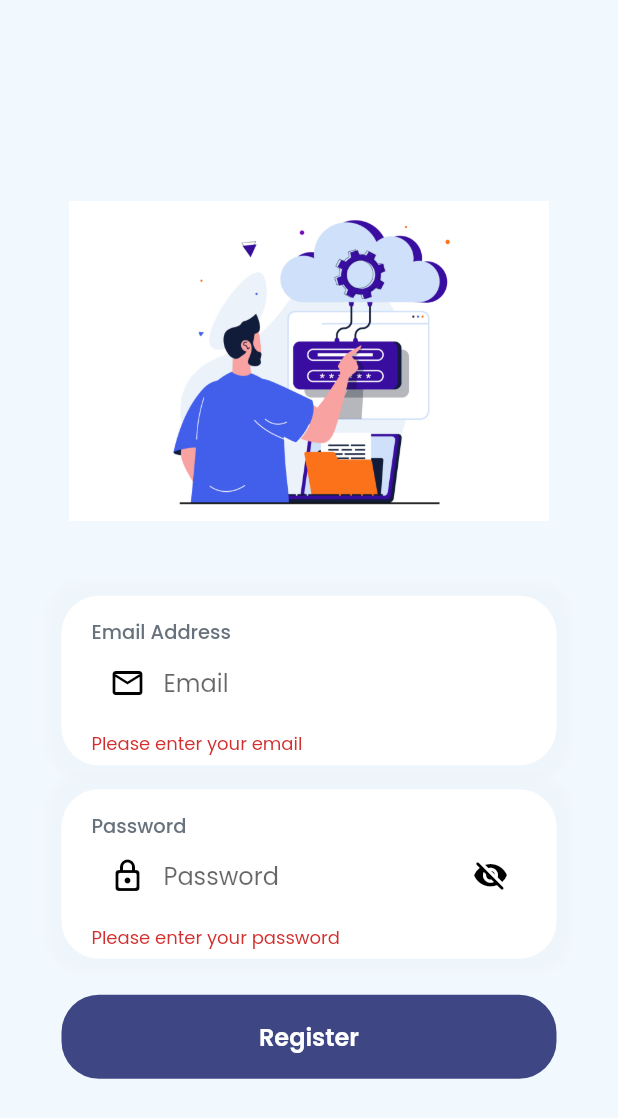
After one commit to spandan3001/event_manager_flutter, a Flutter app: the RegisterScreen screen opened directly, after a tap on "Register", on a phone screen of 412 x 824 dp. The commit adds this screen. Shown: the top 1118 px of the screen. Run offline on Flutter 3.47's test engine with Material 2 defaults, Android fonts, the phone set to English and light mode, and no system bars; our stand-ins replace curved_navigation_bar, firebase_auth, firebase_core, google_fonts, google_nav_bar; accounts and stored records are empty.

Commit message:
register and home screens implemented

```diff
--- /dev/null
+++ b/lib/screen/register_screen.dart
@@ -0,0 +1,237 @@
+import 'package:event_manager/screen/login_screen.dart';
+import 'package:firebase_auth/firebase_auth.dart';
+import 'package:flutter/material.dart';
+
+import 'package:event_manager/theme/colors.dart';
+
+class RegisterScreen extends StatefulWidget {
+  const RegisterScreen({super.key});
+
+  @override
+  State<RegisterScreen> createState() => _RegisterScreenState();
+}
+
+class _RegisterScreenState extends State<RegisterScreen> {
+  final FirebaseAuth _auth = FirebaseAuth.instance;
+  final GlobalKey<FormState> _formKey = GlobalKey<FormState>();
+  final TextEditingController _emailController = TextEditingController();
+  final TextEditingController _passwordController = TextEditingController();
+  bool _isVisible = false;
+  String _error = "";
+
+  @override
+  void dispose() {
+    _emailController.dispose();
+    _passwordController.dispose();
+    super.dispose();
+  }
+
+  @override
+  Widget build(BuildContext context) {
+    return Scaffold(
+      backgroundColor: primary,
+      body: Center(
+        child: SingleChildScrollView(
+          padding: const EdgeInsets.all(16.0),
+          child: Form(
+            key: _formKey,
+            child: Column(
+              mainAxisAlignment: MainAxisAlignment.center,
+              children: [
+                Container(
+                  padding:
+                      const EdgeInsets.symmetric(horizontal: 30, vertical: 50),
+                  child: Image.asset("assets/login.jpg"),
+                ),
+                Container(
+                    width: double.infinity,
+                    margin: const EdgeInsets.symmetric(horizontal: 25),
+                    decoration: BoxDecoration(
+                        color: white,
+                        borderRadius: BorderRadius.circular(25),
+                        boxShadow: [
+                          BoxShadow(
+                            color: grey.withOpacity(0.03),
+                            spreadRadius: 10,
+                            blurRadius: 3,
+                            // changes position of shadow
+                          ),
+                        ]),
+                    child: Padding(
+                      padding: const EdgeInsets.only(
+                          left: 20, top: 15, bottom: 5, right: 20),
+                      child: Column(
+                        crossAxisAlignment: CrossAxisAlignment.start,
+                        children: [
+                          const Text(
+                            "Email Address",
+                            style: TextStyle(
+                                fontWeight: FontWeight.w500,
+                                fontSize: 13,
+                                color: Color(0xff67727d)),
+                          ),
+                          TextFormField(
+                            controller: _emailController,
+                            keyboardType: TextInputType.emailAddress,
+                            decoration: const InputDecoration(
+                              prefixIcon: Icon(Icons.email_outlined),
+                              prefixIconColor: black,
+                              hintText: "Email",
+                              border: InputBorder.none,
+                            ),
+                            validator: (value) {
+                              if (value!.isEmpty) {
+                                return 'Please enter your email';
+                              }
+                              return null;
+                            },
+                          ),
+                        ],
+                      ),
+                    )),
+                const SizedBox(height: 16.0),
+                Container(
+                    width: double.infinity,
+                    margin: const EdgeInsets.symmetric(horizontal: 25),
+                    decoration: BoxDecoration(
+                        color: white,
+                        borderRadius: BorderRadius.circular(25),
+                        boxShadow: [
+                          BoxShadow(
+                            color: grey.withOpacity(0.03),
+                            spreadRadius: 10,
+                            blurRadius: 3,
+                            // changes position of shadow
+                          ),
+                        ]),
+                    child: Padding(
+                      padding: const EdgeInsets.only(
+                          left: 20, top: 15, bottom: 5, right: 20),
+                      child: Column(
+                        crossAxisAlignment: CrossAxisAlignment.start,
+                        children: [
+                          const Text(
+                            "Password",
+                            style: TextStyle(
+                                fontWeight: FontWeight.w500,
+                                fontSize: 13,
+                                color: Color(0xff67727d)),
+                          ),
+                          TextFormField(
+                            controller: _passwordController,
+                            obscureText: !_isVisible,
+                            decoration: InputDecoration(
+                                prefixIcon:
+                                    const Icon(Icons.lock_outline_rounded),
+                                prefixIconColor: Colors.black,
+                                suffixIcon: IconButton(
+                                  splashColor: Colors.transparent,
+                                  highlightColor: Colors.transparent,
+                                  onPressed: () {
+                                    setState(() {
+                                      _isVisible = !_isVisible;
+                                    });
+                                  },
+                                  icon: Icon(_isVisible
+                                      ? Icons.visibility_rounded
+                                      : Icons.visibility_off_rounded),
+                                ),
+                                suffixIconColor: Colors.black,
+                                hintText: "Password",
+                                border: InputBorder.none),
+                            validator: (value) {
+                              if (value!.isEmpty) {
+                                return 'Please enter your password';
+                              }
+                              return null;
+                            },
+                          ),
+                        ],
+                      ),
+                    )),
+                const SizedBox(height: 24.0),
+                GestureDetector(
+                  onTap: () {
+                    // Navigator.pushReplacement(
+                    //     context,
+                    //     MaterialPageRoute(
+                    //       builder: (context) => HomePage(),
+                    //     ));
+                    _register();
+                  },
+                  child: Container(
+                    padding: const EdgeInsets.all(16),
+                    margin: const EdgeInsets.symmetric(horizontal: 25),
+                    decoration: BoxDecoration(
+                        color: buttoncolor,
+                        borderRadius: BorderRadius.circular(25)),
+                    child: const Center(
+                      child: Text(
+                        "Register",
+                        style: TextStyle(
+                            color: Colors.white,
+                            fontSize: 16,
+                            fontWeight: FontWeight.w600),
+                      ),
+                    ),
+                  ),
+                ),
+                if (_error.isEmpty)
+                  Text(
+                    _error,
+                    style: const TextStyle(color: Colors.red),
+                  ),
+              ],
+            ),
+          ),
+        ),
+      ),
+    );
+  }
+
+  void _register() async {
+    if (_formKey.currentState!.validate()) {
+      try {
+        NavigatorState state = Navigator.of(context);
+        UserCredential userCredential = await FirebaseAuth.instance
+            .createUserWithEmailAndPassword(
+                email: _emailController.text,
+                password: _passwordController.text);
+
+        // Registration successful, you can navigate to another screen
+        state.push(
+          MaterialPageRoute(builder: (context) => const LoginScreen()),
+        );
+      } on FirebaseAuthException catch (e) {
+        if (e.code == 'user-not-found') {
+          setState(() {
+            _error = 'No user found for that email.';
+          });
+        } else if (e.code == 'wrong-password') {
+          setState(() {
+            _error = 'Wrong password provided for that user.';
+          });
+        }
+      }
+    } //catch (e) {
+    // Registration failed, handle the error
+    // showDialog(
+    //   context: context,
+    //   builder: (BuildContext context) {
+    //     return AlertDialog(
+    //       title: Text('Registration Error'),
+    //       content: Text(e.toString()),
+    //       actions: [
+    //         TextButton(
+    //           child: Text('OK'),
+    //           onPressed: () {
+    //             Navigator.of(context).pop();
+    //           },
+    //         ),
+    //       ],
+    //     );
+    //   },
+    // );
+  }
+  //}
+}
--- a/pubspec.yaml
+++ b/pubspec.yaml
@@ -42,6 +42,8 @@ dependencies:
   firebase_core: ^2.14.0
   firebase_storage: ^11.2.4
   cloud_firestore: ^4.8.2
+  google_nav_bar: ^5.0.6
+  curved_navigation_bar: ^1.0.3
 
 dev_dependencies:
   flutter_test:
```
Also changed, not shown: lib/screen/home_screen.dart (added, +124 -0 lines), lib/screen/login_screen.dart (+24 -155 lines), pubspec.lock, 47 other files.
